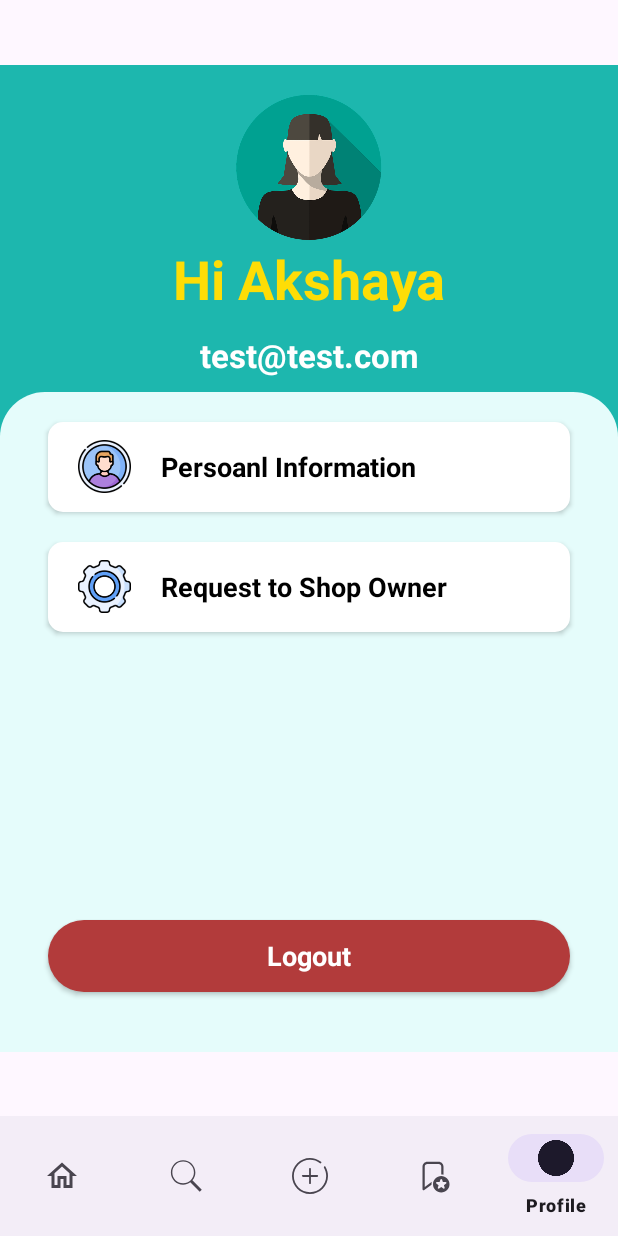
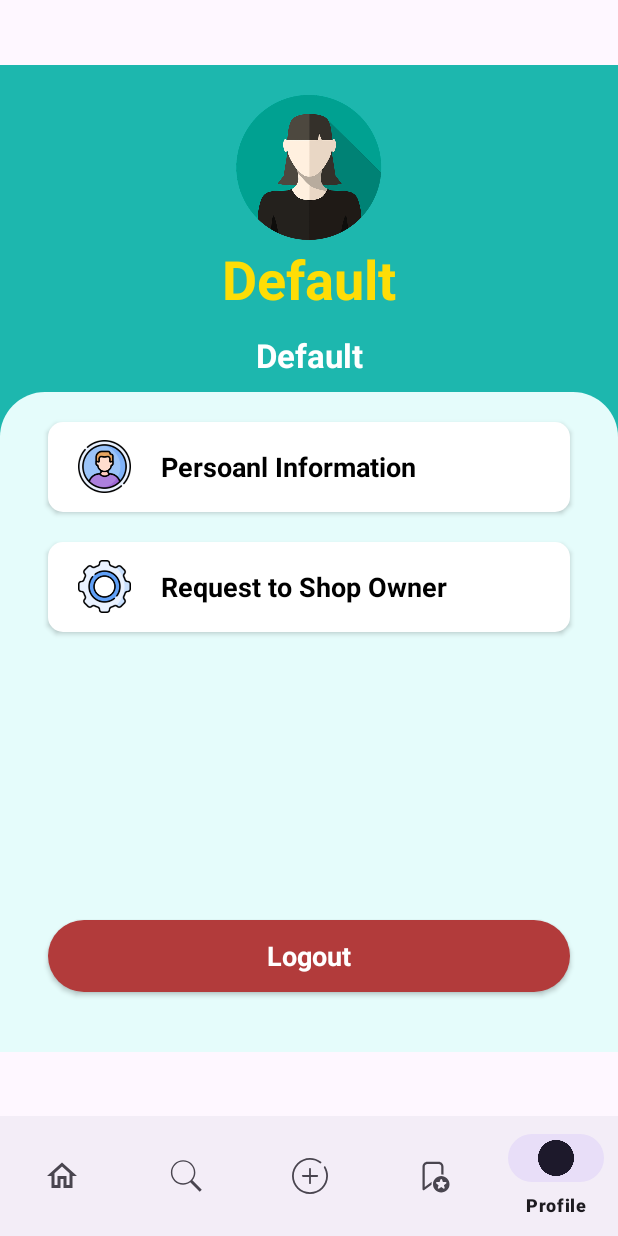
Before and after one commit to Innovativevisionit/e-waste, an Android app: the HomeFragment screen opened directly, with no data from a screen before it, item 5 of the bottom bar chosen, on a phone screen of 412 x 824 dp. Run offline under Robolectric (Android 15) with nearby library versions, the phone set to English and light mode, and no system bars; our stand-ins replace Picasso; pictures from the network do not load; 1 statement that could not run was skipped.

```diff
--- a/app/src/main/AndroidManifest.xml
+++ b/app/src/main/AndroidManifest.xml
@@ -60,7 +60,7 @@
             android:name=".LoginScreen"
             android:exported="false" />
         <activity
-            android:name=".AddPosts"
+            android:name=".MainActivity"
             android:exported="true">
             <intent-filter>
                 <action android:name="android.intent.action.MAIN" />
@@ -74,7 +74,7 @@
         <activity android:name=".ProfileActivity" />
         <activity android:name=".DynamicStoreCard" />
         <activity android:name=".PostMainScreen" />
-<!--        <activity android:name=".AddPosts" />-->
+        <activity android:name=".AddPosts" />
     </application>
 
 </manifest>
--- a/app/src/main/java/com/example/wastetowealth/HomeFragment.java
+++ b/app/src/main/java/com/example/wastetowealth/HomeFragment.java
@@ -11,14 +11,28 @@ import androidx.recyclerview.widget.RecyclerView;
 import android.view.LayoutInflater;
 import android.view.View;
 import android.view.ViewGroup;
+import android.widget.Toast;
 
 import com.example.wastetowealth.adapter.RecyclerAdapter;
 import com.example.wastetowealth.adapter.UserPostCardRecyclerAdapter;
+import com.example.wastetowealth.api.MasterApis;
+import com.example.wastetowealth.api.UserApi;
 import com.example.wastetowealth.model.DashboardCards;
+import com.example.wastetowealth.model.PostData;
+import com.example.wastetowealth.model.PostFetch;
+import com.example.wastetowealth.model.ShopRegisterFetch;
 import com.example.wastetowealth.model.UserPostCards;
 import com.example.wastetowealth.retrofit.ApiConfig;
+import com.example.wastetowealth.retrofit.MySharedPreferences;
+import com.example.wastetowealth.retrofit.RetrofitService;
+import com.google.gson.internal.LinkedTreeMap;
 
 import java.util.ArrayList;
+import java.util.List;
+
+import retrofit2.Call;
+import retrofit2.Callback;
+import retrofit2.Response;
 
 public class HomeFragment extends Fragment implements UserPostCardRecyclerAdapter.OnItemClickListener  {
     private ArrayList<UserPostCards> userPostCards;
@@ -28,7 +42,11 @@ public class HomeFragment extends Fragment implements UserPostCardRecyclerAdapte
                              Bundle savedInstanceState) {
         View view = inflater.inflate(R.layout.fragment_home, container, false);
         courseRV = view.findViewById(R.id.mainCards);
+        MySharedPreferences sharedPreferences = MySharedPreferences.getInstance(getContext());
+        String username = sharedPreferences.getString("username", "Default");
+
         initData();
+        list();
         setupRecyclerView();
         return view;
     }
@@ -47,6 +65,43 @@ public class HomeFragment extends Fragment implements UserPostCardRecyclerAdapte
         userPostCards.add(new UserPostCards(ApiConfig.IMAGE_URL +"wires.jpg","Wires", "Electronic Appliance"));
     }
 
+    private void list() {
+        userPostCards = new ArrayList<>();
+        RetrofitService retrofitService = new RetrofitService();
+        UserApi apiService = retrofitService.getRetrofit().create(UserApi.class);
+        apiService.getPost().enqueue(new Callback<List<Object>>() {
+            @Override
+            public void onResponse(Call<List<Object>> call, Response<List<Object>> response) {
+                if (response.isSuccessful()) {
+                    userPostCards.clear();
+                    List<Object> responseData = response.body();
+                    for (Object obj : responseData) {
+                        System.out.println(obj);
+                        if (obj instanceof LinkedTreeMap) {
+                            LinkedTreeMap<String, Object> map = (LinkedTreeMap<String, Object>) obj;
+                            // Access properties from the map
+                            ArrayList<String> imagesList = (ArrayList<String>) map.get("images");
+                            String imageUrl = imagesList.isEmpty() ? "" : imagesList.get(0);
+                            String postName = (String) map.get("brand");
+                            String category = ((LinkedTreeMap<String, Object>) map.get("ecategory")).get("name").toString();
+                            // Assuming you have getters in the UserPostCards class to retrieve the values
+                            userPostCards.add(new UserPostCards(ApiConfig.IMAGE_URL + imageUrl, postName, category));
+                        }
+                    }
+                    courseRV.getAdapter().notifyDataSetChanged();
+                } else {
+                    Toast.makeText(getContext(), "Failed to fetch categories" + response.message(), Toast.LENGTH_SHORT).show();
+                }
+            }
+            @Override
+            public void onFailure(Call<List<Object>> call, Throwable t) {
+                t.printStackTrace();
+                if (getContext() != null) {
+                    Toast.makeText(getContext(), "Failed to fetch shop list", Toast.LENGTH_SHORT).show();
+                }
+            }
+        });
+    }
     private void setupRecyclerView() {
         UserPostCardRecyclerAdapter courseAdapter = new UserPostCardRecyclerAdapter(getContext(), userPostCards);
         GridLayoutManager layoutManager = new GridLayoutManager(getContext(), 1);
@@ -58,11 +113,11 @@ public class HomeFragment extends Fragment implements UserPostCardRecyclerAdapte
 
     @Override
     public void onItemClick(int position) {
-        UserPostCards clickedItem = userPostCards.get(position);
-        Intent intent = new Intent(getContext(), DynamicStoreCard.class);
-        intent.putExtra("storeName", clickedItem.getPostName());
-        intent.putExtra("location", clickedItem.getCategory());
-        startActivity(intent);
+//        UserPostCards clickedItem = userPostCards.get(position);
+//        Intent intent = new Intent(getContext(), DynamicStoreCard.class);
+//        intent.putExtra("storeName", clickedItem.getPostName());
+//        intent.putExtra("location", clickedItem.getCategory());
+//        startActivity(intent);
     }
 
     @Override
--- a/app/src/main/java/com/example/wastetowealth/MainActivity.java
+++ b/app/src/main/java/com/example/wastetowealth/MainActivity.java
@@ -12,6 +12,7 @@ import com.example.wastetowealth.Admin.AdminDashboard;
 import com.example.wastetowealth.ShopOwner.DashboardSo;
 import com.example.wastetowealth.api.LoginApi;
 import com.example.wastetowealth.model.LoginModel;
+import com.example.wastetowealth.retrofit.MySharedPreferences;
 import com.example.wastetowealth.retrofit.RetrofitService;
 import com.google.android.material.button.MaterialButton;
 
@@ -66,7 +67,9 @@ public class MainActivity extends AppCompatActivity {
                                         }
                                         assert response.body() != null;
 
-                                        System.out.println(response.body().getUserName());
+                                        MySharedPreferences sharedPreferences = MySharedPreferences.getInstance(MainActivity.this);
+                                        sharedPreferences.saveString("username", response.body().getUserName());
+                                        sharedPreferences.saveString("email", response.body().getEmail());
 
                                         intent.putExtra("username", response.body().getUserName());
                                         intent.putExtra("email", response.body().getEmail());
--- a/app/src/main/java/com/example/wastetowealth/ProfileFragment.java
+++ b/app/src/main/java/com/example/wastetowealth/ProfileFragment.java
@@ -9,7 +9,10 @@ import androidx.fragment.app.Fragment;
 import android.view.LayoutInflater;
 import android.view.View;
 import android.view.ViewGroup;
+import android.widget.TextView;
 import android.widget.Toast;
+
+import com.example.wastetowealth.retrofit.MySharedPreferences;
 
 import cn.pedant.SweetAlert.SweetAlertDialog;
 
@@ -25,6 +28,13 @@ public class ProfileFragment extends Fragment {
         AppCompatButton reqToSO = view.findViewById(R.id.reqToSO);
         AppCompatButton personalInformation = view.findViewById(R.id.personalInformation);
         AppCompatButton logoutProfile = view.findViewById(R.id.logoutProfile);
+        TextView userNamePro = view.findViewById(R.id.userNameProfile);
+        TextView emailPro = view.findViewById(R.id.emailProfile);
+        MySharedPreferences sharedPreferences = MySharedPreferences.getInstance(getContext());
+        String username = sharedPreferences.getString("username", "Default");
+        String email = sharedPreferences.getString("email", "Default");
+        userNamePro.setText(username);
+        emailPro.setText(email);
         personalInformation.setOnClickListener(new View.OnClickListener() {
             @Override
             public void onClick(View v) {
--- a/app/src/main/java/com/example/wastetowealth/adapter/RequestUserRecycler.java
+++ b/app/src/main/java/com/example/wastetowealth/adapter/RequestUserRecycler.java
@@ -103,7 +103,7 @@ public class RequestUserRecycler  extends RecyclerView.Adapter<RequestUserRecycl
             categoryText = itemView.findViewById(R.id.category_edit);
             brandText = itemView.findViewById(R.id.brand_edit);
             condition = itemView.findViewById(R.id.condition_edit);
-            maxAmount = itemView.findViewById(R.id.max_price);
+            maxAmount = itemView.findViewById(R.id.max_price_text);
             acceptButton = itemView.findViewById(R.id.acceptPost);
             rejectButton = itemView.findViewById(R.id.rejectPost);
         }
--- a/app/src/main/java/com/example/wastetowealth/api/UserApi.java
+++ b/app/src/main/java/com/example/wastetowealth/api/UserApi.java
@@ -2,15 +2,39 @@ package com.example.wastetowealth.api;
 
 import com.example.wastetowealth.model.LoginModel;
 import com.example.wastetowealth.model.PostData;
+import com.example.wastetowealth.model.ShopRegisterFetch;
+
+import java.util.List;
 
 import okhttp3.MultipartBody;
+import okhttp3.RequestBody;
 import retrofit2.Call;
 import retrofit2.http.Body;
+import retrofit2.http.GET;
 import retrofit2.http.Multipart;
 import retrofit2.http.POST;
 import retrofit2.http.Part;
 
 public interface UserApi {
+//    @Multipart
+//    @POST("post/store")
+//    Call<PostData> doPostData(@Body PostData data);
+
+    @Multipart
     @POST("post/store")
-    Call<PostData> doPostData(@Body PostData data);
+    Call<Object> doPostData(
+            @Part("shop_name") RequestBody shopName,
+//            @Part("all_shop") RequestBody allShop,
+            @Part("brand") RequestBody brand,
+            @Part("model") RequestBody model,
+            @Part("condition") RequestBody condition,
+            @Part("min_amount") RequestBody minAmount,
+            @Part("max_amount") RequestBody maxAmount,
+            @Part("categories") RequestBody categories,
+            @Part MultipartBody.Part[] images
+    );
+
+    @GET("post/postList")
+    Call<List<Object>> getPost();
+
 }
--- a/app/src/main/java/com/example/wastetowealth/retrofit/ApiConfig.java
+++ b/app/src/main/java/com/example/wastetowealth/retrofit/ApiConfig.java
@@ -1,6 +1,6 @@
 package com.example.wastetowealth.retrofit;
 
 public class ApiConfig {
-public static final String BASE_URL = "http://192.168.1.8:8081/api/";
-public static final String IMAGE_URL = "http://192.168.1.8:8081/uploadsProof/";
+public static final String BASE_URL = "http://192.168.1.5:8081/api/";
+public static final String IMAGE_URL = "http://192.168.1.5:8081/uploadsProof/";
 }
--- /dev/null
+++ b/app/src/main/java/com/example/wastetowealth/retrofit/MySharedPreferences.java
@@ -0,0 +1,34 @@
+package com.example.wastetowealth.retrofit;
+
+import android.content.Context;
+import android.content.SharedPreferences;
+
+public class MySharedPreferences {
+    private static final String PREFS_NAME = "MyPrefs";
+    private static MySharedPreferences instance;
+    private SharedPreferences sharedPreferences;
+
+    private MySharedPreferences(Context context) {
+        sharedPreferences = context.getSharedPreferences(PREFS_NAME, Context.MODE_PRIVATE);
+    }
+
+    public static synchronized MySharedPreferences getInstance(Context context) {
+        if (instance == null) {
+            instance = new MySharedPreferences(context.getApplicationContext());
+        }
+        return instance;
+    }
+
+    // Method to save a string value to shared preferences
+    public void saveString(String key, String value) {
+        SharedPreferences.Editor editor = sharedPreferences.edit();
+        editor.putString(key, value);
+        editor.apply();
+    }
+
+    // Method to retrieve a string value from shared preferences
+    public String getString(String key, String defaultValue) {
+        return sharedPreferences.getString(key, defaultValue);
+    }
+
+}
--- a/app/src/main/res/layout/fragment_profile.xml
+++ b/app/src/main/res/layout/fragment_profile.xml
@@ -21,7 +21,7 @@
 
 
     <TextView
-        android:id="@+id/textView"
+        android:id="@+id/userNameProfile"
         android:layout_width="wrap_content"
         android:layout_height="wrap_content"
         android:text="Hi Akshaya"
@@ -32,7 +32,7 @@
         app:layout_constraintStart_toStartOf="@+id/imageView"
         app:layout_constraintTop_toBottomOf="@+id/imageView" />
     <TextView
-        android:id="@+id/textView2"
+        android:id="@+id/emailProfile"
         android:layout_width="wrap_content"
         android:layout_height="wrap_content"
         android:text="test@test.com"
@@ -40,9 +40,9 @@
         android:textSize="22sp"
         android:textStyle="bold"
         android:layout_marginTop="12dp"
-        app:layout_constraintEnd_toEndOf="@+id/textView"
-        app:layout_constraintStart_toStartOf="@+id/textView"
-        app:layout_constraintTop_toBottomOf="@+id/textView" />
+        app:layout_constraintEnd_toEndOf="@+id/userNameProfile"
+        app:layout_constraintStart_toStartOf="@+id/userNameProfile"
+        app:layout_constraintTop_toBottomOf="@+id/userNameProfile" />
 
         <androidx.constraintlayout.widget.ConstraintLayout
             android:id="@+id/conview"
@@ -50,7 +50,7 @@
             android:layout_height="wrap_content"
             android:layout_marginTop="10dp"
             android:background="@drawable/bottom_background_light_green"
-            app:layout_constraintTop_toBottomOf="@+id/textView2">
+            app:layout_constraintTop_toBottomOf="@+id/emailProfile">
 
             <LinearLayout
                 android:layout_width="match_parent"
--- a/app/src/main/res/layout/request_post_main_card.xml
+++ b/app/src/main/res/layout/request_post_main_card.xml
@@ -79,7 +79,7 @@
                         android:id="@+id/condition"
                         android:layout_width="wrap_content"
                         android:layout_height="wrap_content"
-                        android:text="Condition :"
+                        android:text="Model :"
                         android:textStyle="bold" />
 
                     <TextView
--- a/app/src/main/res/menu/image_option_menu.xml
+++ b/app/src/main/res/menu/image_option_menu.xml
@@ -1,8 +1,8 @@
 <?xml version="1.0" encoding="utf-8"?>
 <menu xmlns:android="http://schemas.android.com/apk/res/android">
-    <item
-        android:id="@+id/menu_camera"
-        android:title="Open Camera" />
+<!--    <item-->
+<!--        android:id="@+id/menu_camera"-->
+<!--        android:title="Open Camera" />-->
     <item
         android:id="@+id/menu_gallery"
         android:title="Choose from Gallery" />
```
Also changed, not shown: app/src/main/java/com/example/wastetowealth/AddPosts.java (+149 -58 lines), app/src/main/java/com/example/wastetowealth/AddShopRequest.java (+0 -13 lines), app/src/main/java/com/example/wastetowealth/ShopOwner/DashboardSo.java (+11 -0 lines), app/src/main/java/com/example/wastetowealth/ShopOwner/RequestAdminPost.java (+49 -1 lines), app/src/main/java/com/example/wastetowealth/model/PostFetch.java (added, +218 -0 lines).
